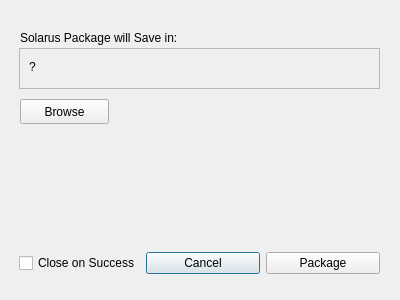
Above: src/widgets/package_dialog.ui from Kangie/solarus before the change. Below: the same form after it.
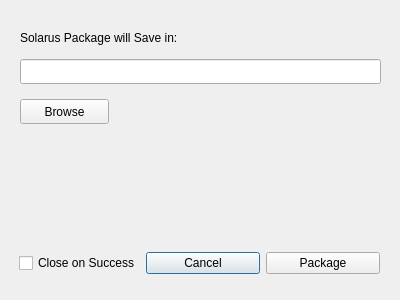
That is the form after the change.

Commit message: Quick replacement of the package path with QLineEdit.

Diff of the .ui file:
```diff
--- a/src/widgets/package_dialog.ui
+++ b/src/widgets/package_dialog.ui
@@ -75,35 +75,6 @@
          <string>Solarus Package will Save in:</string>
         </property>
        </widget>
-       <widget class="QFrame" name="selection_file_frame">
-        <property name="geometry">
-         <rect>
-          <x>9</x>
-          <y>39</y>
-          <width>361</width>
-          <height>41</height>
-         </rect>
-        </property>
-        <property name="frameShape">
-         <enum>QFrame::StyledPanel</enum>
-        </property>
-        <property name="frameShadow">
-         <enum>QFrame::Raised</enum>
-        </property>
-        <widget class="QLabel" name="selection_file">
-         <property name="geometry">
-          <rect>
-           <x>10</x>
-           <y>10</y>
-           <width>341</width>
-           <height>17</height>
-          </rect>
-         </property>
-         <property name="text">
-          <string>?</string>
-         </property>
-        </widget>
-       </widget>
        <widget class="QPushButton" name="selection_browse">
         <property name="geometry">
          <rect>
@@ -117,6 +88,19 @@
          <string>Browse</string>
         </property>
        </widget>
+       <widget class="QLineEdit" name="selection_file">
+        <property name="geometry">
+         <rect>
+          <x>10</x>
+          <y>50</y>
+          <width>361</width>
+          <height>25</height>
+         </rect>
+        </property>
+        <property name="readOnly">
+         <bool>true</bool>
+        </property>
+       </widget>
       </widget>
       <widget class="QWidget" name="ongoing">
        <widget class="QPushButton" name="ongoing_cancel">
```
